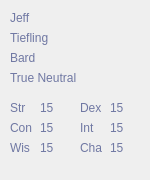
This is charcard.ui in Thatoneguyouknow/EasyNPC_QTSource as Qt 5 draws it before an edit. The edited form follows.
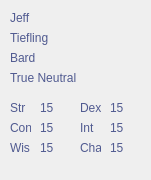
This is the edited form.

Commit message:
Windows Build files
Windows Build files, slightly modified from the mac build. Namely, the addition of the sqlite3.h and sqlite3.cpp files instead of using a library. Other minor changes for Windows specifically like locations have been made.

```diff
--- a/charcard.ui
+++ b/charcard.ui
@@ -6,28 +6,10 @@
    <rect>
     <x>0</x>
     <y>0</y>
-    <width>150</width>
+    <width>151</width>
     <height>180</height>
    </rect>
   </property>
-  <property name="sizePolicy">
-   <sizepolicy hsizetype="Fixed" vsizetype="Fixed">
-    <horstretch>0</horstretch>
-    <verstretch>0</verstretch>
-   </sizepolicy>
-  </property>
-  <property name="minimumSize">
-   <size>
-    <width>150</width>
-    <height>180</height>
-   </size>
-  </property>
-  <property name="maximumSize">
-   <size>
-    <width>300</width>
-    <height>300</height>
-   </size>
-  </property>
   <property name="windowTitle">
    <string>Form</string>
   </property>
@@ -36,22 +18,16 @@
     <rect>
      <x>10</x>
      <y>10</y>
-     <width>125</width>
+     <width>111</width>
      <height>16</height>
     </rect>
    </property>
-   <property name="maximumSize">
-    <size>
-     <width>125</width>
-     <height>30</height>
-    </size>
-   </property>
    <property name="palette">
     <palette>
      <active>
       <colorrole role="WindowText">
        <brush brushstyle="SolidPattern">
-        <color alpha="204">
+        <color alpha="255">
          <red>80</red>
          <green>90</green>
          <blue>144</blue>
@@ -62,7 +38,7 @@
      <inactive>
       <colorrole role="WindowText">
        <brush brushstyle="SolidPattern">
-        <color alpha="204">
+        <color alpha="255">
          <red>80</red>
          <green>90</green>
          <blue>144</blue>
@@ -73,10 +49,10 @@
      <disabled>
       <colorrole role="WindowText">
        <brush brushstyle="SolidPattern">
-        <color alpha="63">
-         <red>255</red>
-         <green>255</green>
-         <blue>255</blue>
+        <color alpha="255">
+         <red>120</red>
+         <green>120</green>
+         <blue>120</blue>
         </color>
        </brush>
       </colorrole>
@@ -87,83 +63,21 @@
     <string>Jeff</string>
    </property>
   </widget>
-  <widget class="QLabel" name="Race">
-   <property name="geometry">
-    <rect>
-     <x>10</x>
-     <y>30</y>
-     <width>124</width>
-     <height>16</height>
-    </rect>
-   </property>
-   <property name="maximumSize">
-    <size>
-     <width>125</width>
-     <height>30</height>
-    </size>
-   </property>
-   <property name="palette">
-    <palette>
-     <active>
-      <colorrole role="WindowText">
-       <brush brushstyle="SolidPattern">
-        <color alpha="204">
-         <red>80</red>
-         <green>90</green>
-         <blue>144</blue>
-        </color>
-       </brush>
-      </colorrole>
-     </active>
-     <inactive>
-      <colorrole role="WindowText">
-       <brush brushstyle="SolidPattern">
-        <color alpha="204">
-         <red>80</red>
-         <green>90</green>
-         <blue>144</blue>
-        </color>
-       </brush>
-      </colorrole>
-     </inactive>
-     <disabled>
-      <colorrole role="WindowText">
-       <brush brushstyle="SolidPattern">
-        <color alpha="63">
-         <red>255</red>
-         <green>255</green>
-         <blue>255</blue>
-        </color>
-       </brush>
-      </colorrole>
-     </disabled>
-    </palette>
-   </property>
-   <property name="text">
-    <string>Tiefling</string>
-   </property>
-  </widget>
   <widget class="QLabel" name="Class">
    <property name="geometry">
     <rect>
      <x>10</x>
      <y>50</y>
-     <width>125</width>
+     <width>111</width>
      <height>16</height>
     </rect>
    </property>
-   <property name="maximumSize">
-    <size>
-     <width>125</width>
-     <height>30</height>
-    </size>
-   </property>
    <property name="palette">
     <palette>
      <active>
       <colorrole role="WindowText">
        <brush brushstyle="SolidPattern">
-        <color alpha="204">
+        <color alpha="255">
          <red>80</red>
          <green>90</green>
          <blue>144</blue>
@@ -174,7 +88,7 @@
      <inactive>
       <colorrole role="WindowText">
        <brush brushstyle="SolidPattern">
-        <color alpha="204">
+        <color alpha="255">
          <red>80</red>
          <green>90</green>
          <blue>144</blue>
@@ -185,10 +99,10 @@
      <disabled>
       <colorrole role="WindowText">
        <brush brushstyle="SolidPattern">
-        <color alpha="63">
-         <red>255</red>
-         <green>255</green>
-         <blue>255</blue>
+        <color alpha="255">
+         <red>120</red>
+         <green>120</green>
+         <blue>120</blue>
         </color>
        </brush>
       </colorrole>
@@ -204,22 +118,16 @@
     <rect>
      <x>10</x>
      <y>70</y>
-     <width>125</width>
+     <width>111</width>
      <height>16</height>
     </rect>
    </property>
-   <property name="maximumSize">
-    <size>
-     <width>125</width>
-     <height>30</height>
-    </size>
-   </property>
    <property name="palette">
     <palette>
      <active>
       <colorrole role="WindowText">
        <brush brushstyle="SolidPattern">
-        <color alpha="204">
+        <color alpha="255">
          <red>80</red>
          <green>90</green>
          <blue>144</blue>
@@ -230,7 +138,7 @@
      <inactive>
       <colorrole role="WindowText">
        <brush brushstyle="SolidPattern">
-        <color alpha="204">
+        <color alpha="255">
          <red>80</red>
          <green>90</green>
          <blue>144</blue>
@@ -241,10 +149,10 @@
      <disabled>
       <colorrole role="WindowText">
        <brush brushstyle="SolidPattern">
-        <color alpha="63">
-         <red>255</red>
-         <green>255</green>
-         <blue>255</blue>
+        <color alpha="255">
+         <red>120</red>
+         <green>120</green>
+         <blue>120</blue>
         </color>
        </brush>
       </colorrole>
@@ -260,7 +168,7 @@
     <rect>
      <x>10</x>
      <y>100</y>
-     <width>31</width>
+     <width>21</width>
      <height>16</height>
     </rect>
    </property>
@@ -269,7 +177,7 @@
      <active>
       <colorrole role="WindowText">
        <brush brushstyle="SolidPattern">
-        <color alpha="204">
+        <color alpha="255">
          <red>80</red>
          <green>90</green>
          <blue>144</blue>
@@ -280,7 +188,7 @@
      <inactive>
       <colorrole role="WindowText">
        <brush brushstyle="SolidPattern">
-        <color alpha="204">
+        <color alpha="255">
          <red>80</red>
          <green>90</green>
          <blue>144</blue>
@@ -291,10 +199,10 @@
      <disabled>
       <colorrole role="WindowText">
        <brush brushstyle="SolidPattern">
-        <color alpha="63">
-         <red>255</red>
-         <green>255</green>
-         <blue>255</blue>
+        <color alpha="255">
+         <red>120</red>
+         <green>120</green>
+         <blue>120</blue>
         </color>
        </brush>
       </colorrole>
@@ -305,362 +213,12 @@
     <string>Str</string>
    </property>
   </widget>
-  <widget class="QLabel" name="StrVal">
-   <property name="geometry">
-    <rect>
-     <x>40</x>
-     <y>100</y>
-     <width>21</width>
-     <height>16</height>
-    </rect>
-   </property>
-   <property name="palette">
-    <palette>
-     <active>
-      <colorrole role="WindowText">
-       <brush brushstyle="SolidPattern">
-        <color alpha="204">
-         <red>80</red>
-         <green>90</green>
-         <blue>144</blue>
-        </color>
-       </brush>
-      </colorrole>
-     </active>
-     <inactive>
-      <colorrole role="WindowText">
-       <brush brushstyle="SolidPattern">
-        <color alpha="204">
-         <red>80</red>
-         <green>90</green>
-         <blue>144</blue>
-        </color>
-       </brush>
-      </colorrole>
-     </inactive>
-     <disabled>
-      <colorrole role="WindowText">
-       <brush brushstyle="SolidPattern">
-        <color alpha="63">
-         <red>255</red>
-         <green>255</green>
-         <blue>255</blue>
-        </color>
-       </brush>
-      </colorrole>
-     </disabled>
-    </palette>
-   </property>
-   <property name="text">
-    <string>15</string>
-   </property>
-  </widget>
-  <widget class="QLabel" name="label_3">
-   <property name="geometry">
-    <rect>
-     <x>80</x>
-     <y>100</y>
-     <width>31</width>
-     <height>16</height>
-    </rect>
-   </property>
-   <property name="palette">
-    <palette>
-     <active>
-      <colorrole role="WindowText">
-       <brush brushstyle="SolidPattern">
-        <color alpha="204">
-         <red>80</red>
-         <green>90</green>
-         <blue>144</blue>
-        </color>
-       </brush>
-      </colorrole>
-     </active>
-     <inactive>
-      <colorrole role="WindowText">
-       <brush brushstyle="SolidPattern">
-        <color alpha="204">
-         <red>80</red>
-         <green>90</green>
-         <blue>144</blue>
-        </color>
-       </brush>
-      </colorrole>
-     </inactive>
-     <disabled>
-      <colorrole role="WindowText">
-       <brush brushstyle="SolidPattern">
-        <color alpha="63">
-         <red>255</red>
-         <green>255</green>
-         <blue>255</blue>
-        </color>
-       </brush>
-      </colorrole>
-     </disabled>
-    </palette>
-   </property>
-   <property name="text">
-    <string>Dex</string>
-   </property>
-  </widget>
-  <widget class="QLabel" name="DexVal">
-   <property name="geometry">
-    <rect>
-     <x>110</x>
-     <y>100</y>
-     <width>21</width>
-     <height>16</height>
-    </rect>
-   </property>
-   <property name="palette">
-    <palette>
-     <active>
-      <colorrole role="WindowText">
-       <brush brushstyle="SolidPattern">
-        <color alpha="204">
-         <red>80</red>
-         <green>90</green>
-         <blue>144</blue>
-        </color>
-       </brush>
-      </colorrole>
-     </active>
-     <inactive>
-      <colorrole role="WindowText">
-       <brush brushstyle="SolidPattern">
-        <color alpha="204">
-         <red>80</red>
-         <green>90</green>
-         <blue>144</blue>
-        </color>
-       </brush>
-      </colorrole>
-     </inactive>
-     <disabled>
-      <colorrole role="WindowText">
-       <brush brushstyle="SolidPattern">
-        <color alpha="63">
-         <red>255</red>
-         <green>255</green>
-         <blue>255</blue>
-        </color>
-       </brush>
-      </colorrole>
-     </disabled>
-    </palette>
-   </property>
-   <property name="text">
-    <string>15</string>
-   </property>
-  </widget>
   <widget class="QLabel" name="label_5">
    <property name="geometry">
     <rect>
      <x>10</x>
-     <y>120</y>
-     <width>31</width>
-     <height>16</height>
-    </rect>
-   </property>
-   <property name="palette">
-    <palette>
-     <active>
-      <colorrole role="WindowText">
-       <brush brushstyle="SolidPattern">
-        <color alpha="204">
-         <red>80</red>
-         <green>90</green>
-         <blue>144</blue>
-        </color>
-       </brush>
-      </colorrole>
-     </active>
-     <inactive>
-      <colorrole role="WindowText">
-       <brush brushstyle="SolidPattern">
-        <color alpha="204">
-         <red>80</red>
-         <green>90</green>
-         <blue>144</blue>
-        </color>
-       </brush>
-      </colorrole>
-     </inactive>
-     <disabled>
-      <colorrole role="WindowText">
-       <brush brushstyle="SolidPattern">
-        <color alpha="63">
-         <red>255</red>
-         <green>255</green>
-         <blue>255</blue>
-        </color>
-       </brush>
-      </colorrole>
-     </disabled>
-    </palette>
-   </property>
-   <property name="text">
-    <string>Con</string>
-   </property>
-  </widget>
-  <widget class="QLabel" name="ConVal">
-   <property name="geometry">
-    <rect>
-     <x>40</x>
-     <y>120</y>
-     <width>21</width>
-     <height>16</height>
-    </rect>
-   </property>
-   <property name="palette">
-    <palette>
-     <active>
-      <colorrole role="WindowText">
-       <brush brushstyle="SolidPattern">
-        <color alpha="204">
-         <red>80</red>
-         <green>90</green>
-         <blue>144</blue>
-        </color>
-       </brush>
-      </colorrole>
-     </active>
-     <inactive>
-      <colorrole role="WindowText">
-       <brush brushstyle="SolidPattern">
-        <color alpha="204">
-         <red>80</red>
-         <green>90</green>
-         <blue>144</blue>
-        </color>
-       </brush>
-      </colorrole>
-     </inactive>
-     <disabled>
-      <colorrole role="WindowText">
-       <brush brushstyle="SolidPattern">
-        <color alpha="63">
-         <red>255</red>
-         <green>255</green>
-         <blue>255</blue>
-        </color>
-       </brush>
-      </colorrole>
-     </disabled>
-    </palette>
-   </property>
-   <property name="text">
-    <string>15</string>
-   </property>
-  </widget>
-  <widget class="QLabel" name="label_7">
-   <property name="geometry">
-    <rect>
-     <x>80</x>
-     <y>120</y>
-     <width>31</width>
-     <height>16</height>
-    </rect>
-   </property>
-   <property name="palette">
-    <palette>
-     <active>
-      <colorrole role="WindowText">
-       <brush brushstyle="SolidPattern">
-        <color alpha="204">
-         <red>80</red>
-         <green>90</green>
-         <blue>144</blue>
-        </color>
-       </brush>
-      </colorrole>
-     </active>
-     <inactive>
-      <colorrole role="WindowText">
-       <brush brushstyle="SolidPattern">
-        <color alpha="204">
-         <red>80</red>
-         <green>90</green>
-         <blue>144</blue>
-        </color>
-       </brush>
-      </colorrole>
-     </inactive>
-     <disabled>
-      <colorrole role="WindowText">
-       <brush brushstyle="SolidPattern">
-        <color alpha="63">
-         <red>255</red>
-         <green>255</green>
-         <blue>255</blue>
-        </color>
-       </brush>
-      </colorrole>
-     </disabled>
-    </palette>
-   </property>
-   <property name="text">
-    <string>Int</string>
-   </property>
-  </widget>
-  <widget class="QLabel" name="IntVal">
-   <property name="geometry">
-    <rect>
-     <x>110</x>
-     <y>120</y>
-     <width>21</width>
-     <height>16</height>
-    </rect>
-   </property>
-   <property name="palette">
-    <palette>
-     <active>
-      <colorrole role="WindowText">
-       <brush brushstyle="SolidPattern">
-        <color alpha="204">
-         <red>80</red>
-         <green>90</green>
-         <blue>144</blue>
-        </color>
-       </brush>
-      </colorrole>
-     </active>
-     <inactive>
-      <colorrole role="WindowText">
-       <brush brushstyle="SolidPattern">
-        <color alpha="204">
-         <red>80</red>
-         <green>90</green>
-         <blue>144</blue>
-        </color>
-       </brush>
-      </colorrole>
-     </inactive>
-     <disabled>
-      <colorrole role="WindowText">
-       <brush brushstyle="SolidPattern">
-        <color alpha="63">
-         <red>255</red>
-         <green>255</green>
-         <blue>255</blue>
-        </color>
-       </brush>
-      </colorrole>
-     </disabled>
-    </palette>
-   </property>
-   <property name="text">
-    <string>15</string>
-   </property>
-  </widget>
-  <widget class="QLabel" name="label_9">
-   <property name="geometry">
-    <rect>
-     <x>10</x>
      <y>140</y>
-     <width>31</width>
+     <width>21</width>
      <height>16</height>
     </rect>
    </property>
@@ -669,7 +227,7 @@
      <active>
       <colorrole role="WindowText">
        <brush brushstyle="SolidPattern">
-        <color alpha="204">
+        <color alpha="255">
          <red>80</red>
          <green>90</green>
          <blue>144</blue>
@@ -680,7 +238,7 @@
      <inactive>
       <colorrole role="WindowText">
        <brush brushstyle="SolidPattern">
-        <color alpha="204">
+        <color alpha="255">
          <red>80</red>
          <green>90</green>
          <blue>144</blue>
@@ -691,10 +249,10 @@
      <disabled>
       <colorrole role="WindowText">
        <brush brushstyle="SolidPattern">
-        <color alpha="63">
-         <red>255</red>
-         <green>255</green>
-         <blue>255</blue>
+        <color alpha="255">
+         <red>120</red>
+         <green>120</green>
+         <blue>120</blue>
         </color>
        </brush>
       </colorrole>
@@ -705,6 +263,56 @@
     <string>Wis</string>
    </property>
   </widget>
+  <widget class="QLabel" name="label_6">
+   <property name="geometry">
+    <rect>
+     <x>80</x>
+     <y>120</y>
+     <width>21</width>
+     <height>16</height>
+    </rect>
+   </property>
+   <property name="palette">
+    <palette>
+     <active>
+      <colorrole role="WindowText">
+       <brush brushstyle="SolidPattern">
+        <color alpha="255">
+         <red>80</red>
+         <green>90</green>
+         <blue>144</blue>
+        </color>
+       </brush>
+      </colorrole>
+     </active>
+     <inactive>
+      <colorrole role="WindowText">
+       <brush brushstyle="SolidPattern">
+        <color alpha="255">
+         <red>80</red>
+         <green>90</green>
+         <blue>144</blue>
+        </color>
+       </brush>
+      </colorrole>
+     </inactive>
+     <disabled>
+      <colorrole role="WindowText">
+       <brush brushstyle="SolidPattern">
+        <color alpha="255">
+         <red>120</red>
+         <green>120</green>
+         <blue>120</blue>
+        </color>
+       </brush>
+      </colorrole>
+     </disabled>
+    </palette>
+   </property>
+   <property name="text">
+    <string>Int</string>
+   </property>
+  </widget>
   <widget class="QLabel" name="WisVal">
    <property name="geometry">
     <rect>
@@ -719,7 +327,7 @@
      <active>
       <colorrole role="WindowText">
        <brush brushstyle="SolidPattern">
-        <color alpha="204">
+        <color alpha="255">
          <red>80</red>
          <green>90</green>
          <blue>144</blue>
@@ -730,7 +338,7 @@
      <inactive>
       <colorrole role="WindowText">
        <brush brushstyle="SolidPattern">
-        <color alpha="204">
+        <color alpha="255">
          <red>80</red>
          <green>90</green>
          <blue>144</blue>
@@ -741,10 +349,10 @@
      <disabled>
       <colorrole role="WindowText">
        <brush brushstyle="SolidPattern">
-        <color alpha="63">
-         <red>255</red>
-         <green>255</green>
-         <blue>255</blue>
+        <color alpha="255">
+         <red>120</red>
+         <green>120</green>
+         <blue>120</blue>
         </color>
        </brush>
       </colorrole>
@@ -755,56 +363,6 @@
     <string>15</string>
    </property>
   </widget>
-  <widget class="QLabel" name="label_11">
-   <property name="geometry">
-    <rect>
-     <x>80</x>
-     <y>140</y>
-     <width>31</width>
-     <height>16</height>
-    </rect>
-   </property>
-   <property name="palette">
-    <palette>
-     <active>
-      <colorrole role="WindowText">
-       <brush brushstyle="SolidPattern">
-        <color alpha="204">
-         <red>80</red>
-         <green>90</green>
-         <blue>144</blue>
-        </color>
-       </brush>
-      </colorrole>
-     </active>
-     <inactive>
-      <colorrole role="WindowText">
-       <brush brushstyle="SolidPattern">
-        <color alpha="204">
-         <red>80</red>
-         <green>90</green>
-         <blue>144</blue>
-        </color>
-       </brush>
-      </colorrole>
-     </inactive>
-     <disabled>
-      <colorrole role="WindowText">
-       <brush brushstyle="SolidPattern">
-        <color alpha="63">
-         <red>255</red>
-         <green>255</green>
-         <blue>255</blue>
-        </color>
-       </brush>
-      </colorrole>
-     </disabled>
-    </palette>
-   </property>
-   <property name="text">
-    <string>Cha</string>
-   </property>
-  </widget>
   <widget class="QLabel" name="ChaVal">
    <property name="geometry">
     <rect>
@@ -819,7 +377,7 @@
      <active>
       <colorrole role="WindowText">
        <brush brushstyle="SolidPattern">
-        <color alpha="204">
+        <color alpha="255">
          <red>80</red>
          <green>90</green>
          <blue>144</blue>
@@ -830,7 +388,7 @@
      <inactive>
       <colorrole role="WindowText">
        <brush brushstyle="SolidPattern">
-        <color alpha="204">
+        <color alpha="255">
          <red>80</red>
          <green>90</green>
          <blue>144</blue>
@@ -841,10 +399,10 @@
      <disabled>
       <colorrole role="WindowText">
        <brush brushstyle="SolidPattern">
-        <color alpha="63">
-         <red>255</red>
-         <green>255</green>
-         <blue>255</blue>
+        <color alpha="255">
+         <red>120</red>
+         <green>120</green>
+         <blue>120</blue>
         </color>
        </brush>
       </colorrole>
@@ -855,6 +413,406 @@
     <string>15</string>
    </property>
   </widget>
+  <widget class="QLabel" name="StrVal">
+   <property name="geometry">
+    <rect>
+     <x>40</x>
+     <y>100</y>
+     <width>21</width>
+     <height>16</height>
+    </rect>
+   </property>
+   <property name="palette">
+    <palette>
+     <active>
+      <colorrole role="WindowText">
+       <brush brushstyle="SolidPattern">
+        <color alpha="255">
+         <red>80</red>
+         <green>90</green>
+         <blue>144</blue>
+        </color>
+       </brush>
+      </colorrole>
+     </active>
+     <inactive>
+      <colorrole role="WindowText">
+       <brush brushstyle="SolidPattern">
+        <color alpha="255">
+         <red>80</red>
+         <green>90</green>
+         <blue>144</blue>
+        </color>
+       </brush>
+      </colorrole>
+     </inactive>
+     <disabled>
+      <colorrole role="WindowText">
+       <brush brushstyle="SolidPattern">
+        <color alpha="255">
+         <red>120</red>
+         <green>120</green>
+         <blue>120</blue>
+        </color>
+       </brush>
+      </colorrole>
+     </disabled>
+    </palette>
+   </property>
+   <property name="text">
+    <string>15</string>
+   </property>
+  </widget>
+  <widget class="QLabel" name="ConVal">
+   <property name="geometry">
+    <rect>
+     <x>40</x>
+     <y>120</y>
+     <width>21</width>
+     <height>16</height>
+    </rect>
+   </property>
+   <property name="palette">
+    <palette>
+     <active>
+      <colorrole role="WindowText">
+       <brush brushstyle="SolidPattern">
+        <color alpha="255">
+         <red>80</red>
+         <green>90</green>
+         <blue>144</blue>
+        </color>
+       </brush>
+      </colorrole>
+     </active>
+     <inactive>
+      <colorrole role="WindowText">
+       <brush brushstyle="SolidPattern">
+        <color alpha="255">
+         <red>80</red>
+         <green>90</green>
+         <blue>144</blue>
+        </color>
+       </brush>
+      </colorrole>
+     </inactive>
+     <disabled>
+      <colorrole role="WindowText">
+       <brush brushstyle="SolidPattern">
+        <color alpha="255">
+         <red>120</red>
+         <green>120</green>
+         <blue>120</blue>
+        </color>
+       </brush>
+      </colorrole>
+     </disabled>
+    </palette>
+   </property>
+   <property name="text">
+    <string>15</string>
+   </property>
+  </widget>
+  <widget class="QLabel" name="Race">
+   <property name="geometry">
+    <rect>
+     <x>10</x>
+     <y>30</y>
+     <width>111</width>
+     <height>16</height>
+    </rect>
+   </property>
+   <property name="palette">
+    <palette>
+     <active>
+      <colorrole role="WindowText">
+       <brush brushstyle="SolidPattern">
+        <color alpha="255">
+         <red>80</red>
+         <green>90</green>
+         <blue>144</blue>
+        </color>
+       </brush>
+      </colorrole>
+     </active>
+     <inactive>
+      <colorrole role="WindowText">
+       <brush brushstyle="SolidPattern">
+        <color alpha="255">
+         <red>80</red>
+         <green>90</green>
+         <blue>144</blue>
+        </color>
+       </brush>
+      </colorrole>
+     </inactive>
+     <disabled>
+      <colorrole role="WindowText">
+       <brush brushstyle="SolidPattern">
+        <color alpha="255">
+         <red>120</red>
+         <green>120</green>
+         <blue>120</blue>
+        </color>
+       </brush>
+      </colorrole>
+     </disabled>
+    </palette>
+   </property>
+   <property name="text">
+    <string>Tiefling</string>
+   </property>
+  </widget>
+  <widget class="QLabel" name="DexVal">
+   <property name="geometry">
+    <rect>
+     <x>110</x>
+     <y>100</y>
+     <width>21</width>
+     <height>16</height>
+    </rect>
+   </property>
+   <property name="palette">
+    <palette>
+     <active>
+      <colorrole role="WindowText">
+       <brush brushstyle="SolidPattern">
+        <color alpha="255">
+         <red>80</red>
+         <green>90</green>
+         <blue>144</blue>
+        </color>
+       </brush>
+      </colorrole>
+     </active>
+     <inactive>
+      <colorrole role="WindowText">
+       <brush brushstyle="SolidPattern">
+        <color alpha="255">
+         <red>80</red>
+         <green>90</green>
+         <blue>144</blue>
+        </color>
+       </brush>
+      </colorrole>
+     </inactive>
+     <disabled>
+      <colorrole role="WindowText">
+       <brush brushstyle="SolidPattern">
+        <color alpha="255">
+         <red>120</red>
+         <green>120</green>
+         <blue>120</blue>
+        </color>
+       </brush>
+      </colorrole>
+     </disabled>
+    </palette>
+   </property>
+   <property name="text">
+    <string>15</string>
+   </property>
+  </widget>
+  <widget class="QLabel" name="IntVal">
+   <property name="geometry">
+    <rect>
+     <x>110</x>
+     <y>120</y>
+     <width>21</width>
+     <height>16</height>
+    </rect>
+   </property>
+   <property name="palette">
+    <palette>
+     <active>
+      <colorrole role="WindowText">
+       <brush brushstyle="SolidPattern">
+        <color alpha="255">
+         <red>80</red>
+         <green>90</green>
+         <blue>144</blue>
+        </color>
+       </brush>
+      </colorrole>
+     </active>
+     <inactive>
+      <colorrole role="WindowText">
+       <brush brushstyle="SolidPattern">
+        <color alpha="255">
+         <red>80</red>
+         <green>90</green>
+         <blue>144</blue>
+        </color>
+       </brush>
+      </colorrole>
+     </inactive>
+     <disabled>
+      <colorrole role="WindowText">
+       <brush brushstyle="SolidPattern">
+        <color alpha="255">
+         <red>120</red>
+         <green>120</green>
+         <blue>120</blue>
+        </color>
+       </brush>
+      </colorrole>
+     </disabled>
+    </palette>
+   </property>
+   <property name="text">
+    <string>15</string>
+   </property>
+  </widget>
+  <widget class="QLabel" name="label_14">
+   <property name="geometry">
+    <rect>
+     <x>80</x>
+     <y>100</y>
+     <width>21</width>
+     <height>16</height>
+    </rect>
+   </property>
+   <property name="palette">
+    <palette>
+     <active>
+      <colorrole role="WindowText">
+       <brush brushstyle="SolidPattern">
+        <color alpha="255">
+         <red>80</red>
+         <green>90</green>
+         <blue>144</blue>
+        </color>
+       </brush>
+      </colorrole>
+     </active>
+     <inactive>
+      <colorrole role="WindowText">
+       <brush brushstyle="SolidPattern">
+        <color alpha="255">
+         <red>80</red>
+         <green>90</green>
+         <blue>144</blue>
+        </color>
+       </brush>
+      </colorrole>
+     </inactive>
+     <disabled>
+      <colorrole role="WindowText">
+       <brush brushstyle="SolidPattern">
+        <color alpha="255">
+         <red>120</red>
+         <green>120</green>
+         <blue>120</blue>
+        </color>
+       </brush>
+      </colorrole>
+     </disabled>
+    </palette>
+   </property>
+   <property name="text">
+    <string>Dex</string>
+   </property>
+  </widget>
+  <widget class="QLabel" name="label_15">
+   <property name="geometry">
+    <rect>
+     <x>80</x>
+     <y>140</y>
+     <width>21</width>
+     <height>16</height>
+    </rect>
+   </property>
+   <property name="palette">
+    <palette>
+     <active>
+      <colorrole role="WindowText">
+       <brush brushstyle="SolidPattern">
+        <color alpha="255">
+         <red>80</red>
+         <green>90</green>
+         <blue>144</blue>
+        </color>
+       </brush>
+      </colorrole>
+     </active>
+     <inactive>
+      <colorrole role="WindowText">
+       <brush brushstyle="SolidPattern">
+        <color alpha="255">
+         <red>80</red>
+         <green>90</green>
+         <blue>144</blue>
+        </color>
+       </brush>
+      </colorrole>
+     </inactive>
+     <disabled>
+      <colorrole role="WindowText">
+       <brush brushstyle="SolidPattern">
+        <color alpha="255">
+         <red>120</red>
+         <green>120</green>
+         <blue>120</blue>
+        </color>
+       </brush>
+      </colorrole>
+     </disabled>
+    </palette>
+   </property>
+   <property name="text">
+    <string>Cha</string>
+   </property>
+  </widget>
+  <widget class="QLabel" name="label_16">
+   <property name="geometry">
+    <rect>
+     <x>10</x>
+     <y>120</y>
+     <width>21</width>
+     <height>16</height>
+    </rect>
+   </property>
+   <property name="palette">
+    <palette>
+     <active>
+      <colorrole role="WindowText">
+       <brush brushstyle="SolidPattern">
+        <color alpha="255">
+         <red>80</red>
+         <green>90</green>
+         <blue>144</blue>
+        </color>
+       </brush>
+      </colorrole>
+     </active>
+     <inactive>
+      <colorrole role="WindowText">
+       <brush brushstyle="SolidPattern">
+        <color alpha="255">
+         <red>80</red>
+         <green>90</green>
+         <blue>144</blue>
+        </color>
+       </brush>
+      </colorrole>
+     </inactive>
+     <disabled>
+      <colorrole role="WindowText">
+       <brush brushstyle="SolidPattern">
+        <color alpha="255">
+         <red>120</red>
+         <green>120</green>
+         <blue>120</blue>
+        </color>
+       </brush>
+      </colorrole>
+     </disabled>
+    </palette>
+   </property>
+   <property name="text">
+    <string>Con</string>
+   </property>
+  </widget>
  </widget>
  <resources/>
  <connections/>
```
Left out of the diff: 2 changed lines with no effect on the pictures. The commit also changes 51 other files.
